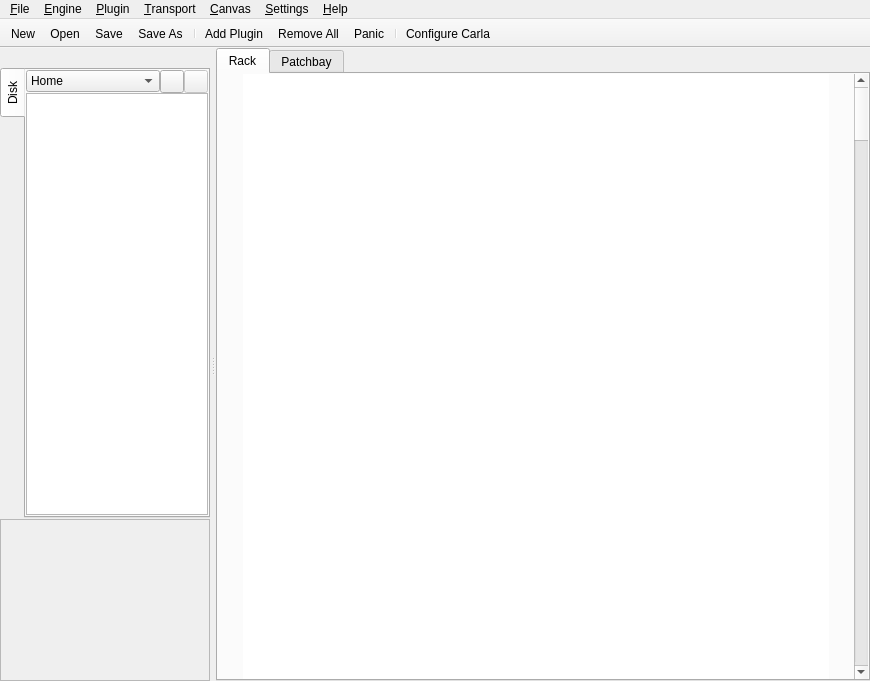
Above: resources/ui/carla_host.ui from falkTX/Carla before the change. Below: the same form after it.
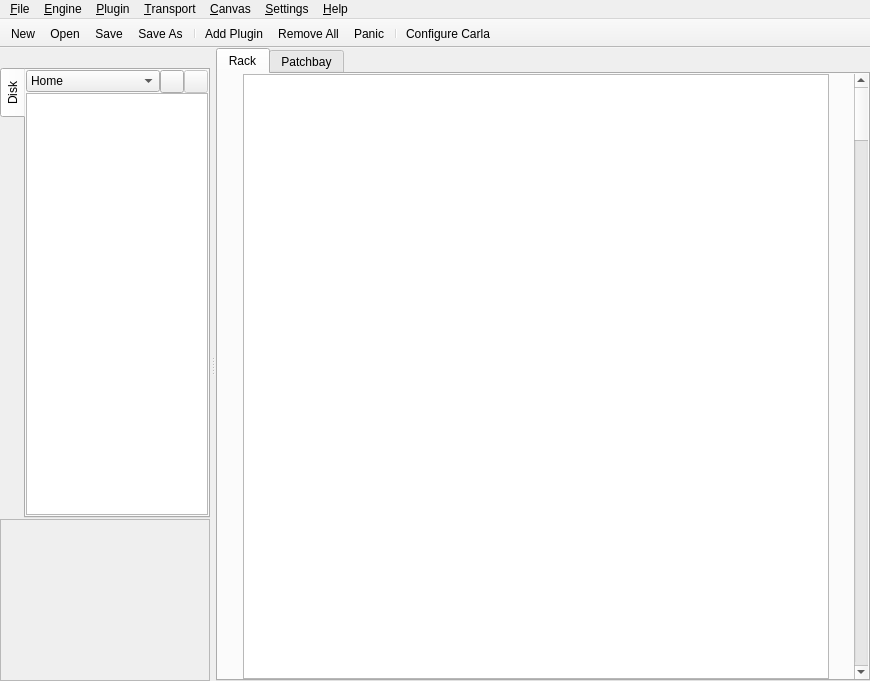
That is the form after the change. Icons and pictures are not drawn. Custom widgets are drawn as their Qt base class.

Commit message: Move rack widget into separate file

What changed in the file:
```diff
--- a/resources/ui/carla_host.ui
+++ b/resources/ui/carla_host.ui
@@ -57,20 +57,7 @@
          </widget>
         </item>
         <item>
-         <widget class="QListWidget" name="listWidget">
-          <property name="frameShape">
-           <enum>QFrame::NoFrame</enum>
-          </property>
-          <property name="frameShadow">
-           <enum>QFrame::Plain</enum>
-          </property>
-          <property name="verticalScrollBarPolicy">
-           <enum>Qt::ScrollBarAlwaysOff</enum>
-          </property>
-          <property name="horizontalScrollBarPolicy">
-           <enum>Qt::ScrollBarAlwaysOff</enum>
-          </property>
-         </widget>
+         <widget class="RackListWidget" name="listWidget"/>
         </item>
         <item>
          <widget class="QLabel" name="pad_right">
@@ -814,6 +801,11 @@
    <header>digitalpeakmeter.h</header>
    <container>1</container>
   </customwidget>
+  <customwidget>
+   <class>RackListWidget</class>
+   <extends>QListWidget</extends>
+   <header>racklistwidget.h</header>
+  </customwidget>
  </customwidgets>
  <resources>
   <include location="../resources.qrc"/>
```
The commit also changes 5 other files.
